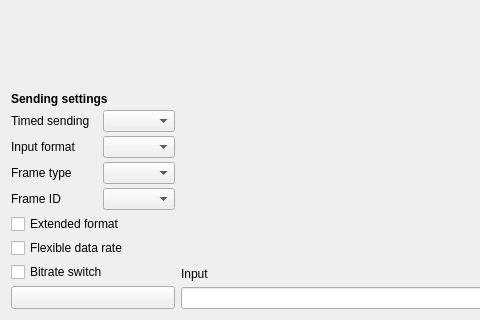
Above: src/x/canbus/xcanbus.ui from x-tools-author/x-tools before the change; both pictures show x 0 to 480 and y 338 to 658 of the 914 by 658 pixel window. Below: the same form after it.
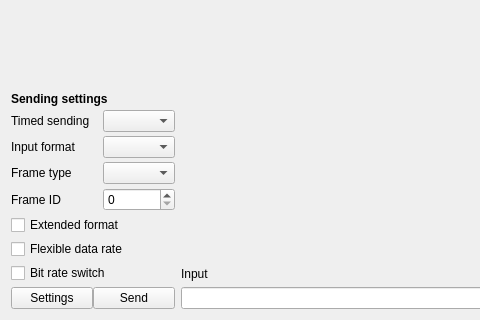
That is the form after the change. Custom widgets are drawn as their Qt base class.

The edit to the form file:
```diff
--- a/src/x/canbus/xcanbus.ui
+++ b/src/x/canbus/xcanbus.ui
@@ -151,7 +151,7 @@
       <item row="27" column="0" colspan="3">
        <widget class="QCheckBox" name="checkBoxBitrateSwitch">
         <property name="text">
-         <string>Bitrate switch</string>
+         <string>Bit rate switch</string>
         </property>
        </widget>
       </item>
@@ -312,18 +312,16 @@
          <number>0</number>
         </property>
         <item>
-         <widget class="QToolButton" name="toolButtonSend">
-          <property name="sizePolicy">
-           <sizepolicy hsizetype="Expanding" vsizetype="Fixed">
-            <horstretch>0</horstretch>
-            <verstretch>0</verstretch>
-           </sizepolicy>
+         <widget class="QPushButton" name="pushButtonSettings">
+          <property name="text">
+           <string>Settings</string>
           </property>
-          <property name="toolTip">
-           <string>Send data</string>
-          </property>
+         </widget>
+        </item>
+        <item>
+         <widget class="QPushButton" name="pushButtonSend">
           <property name="text">
-           <string notr="true"/>
+           <string>Send</string>
           </property>
          </widget>
         </item>
@@ -349,7 +347,11 @@
        </widget>
       </item>
       <item row="24" column="2">
-       <widget class="QComboBox" name="comboBoxIdentifier"/>
+       <widget class="QSpinBox" name="spinBoxFrameId">
+        <property name="maximum">
+         <number>536870911</number>
+        </property>
+       </widget>
       </item>
      </layout>
     </widget>
```
Left out of the diff: 122 changed lines with no effect on the pictures.
